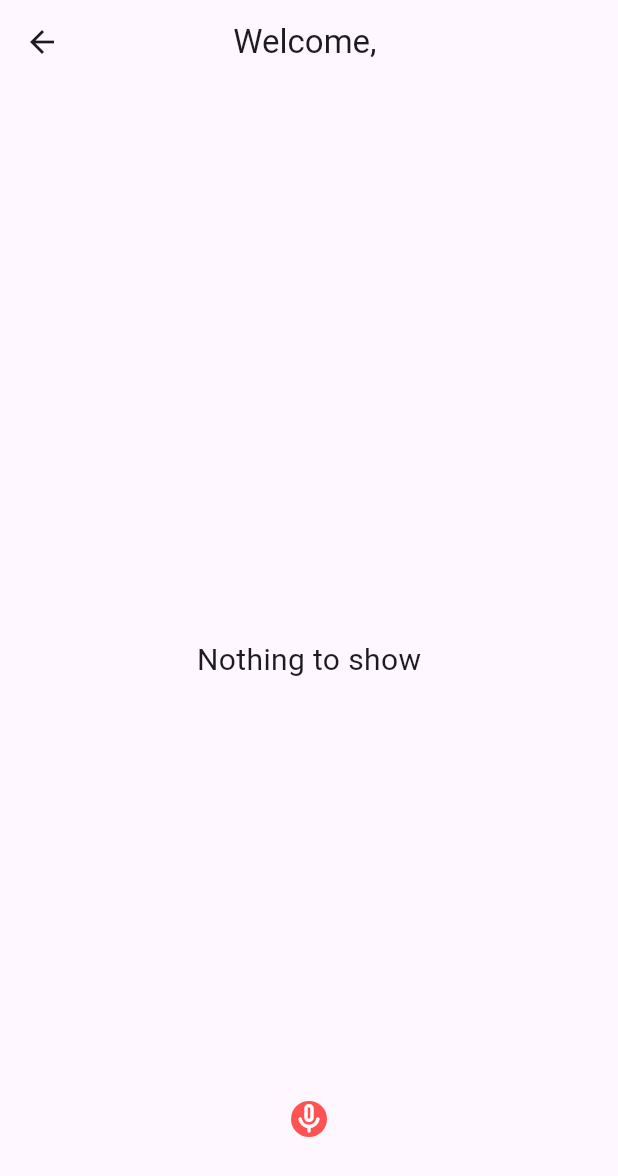
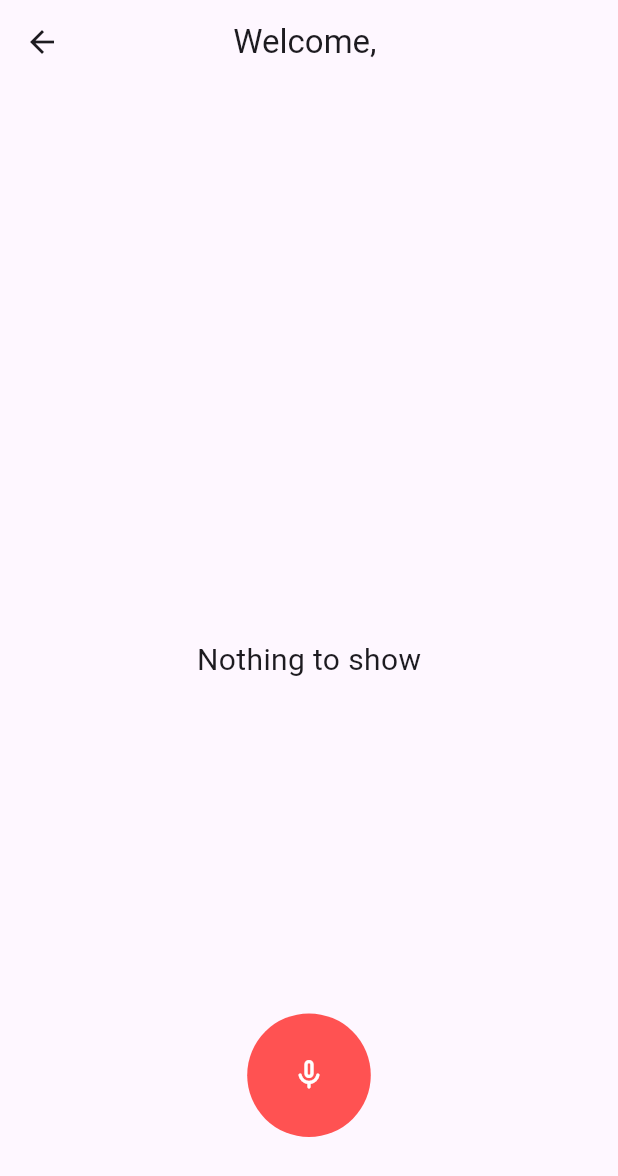
Before and after one commit to Dragorrik/Chat-App, a Flutter app: the HomeView screen opened by its route, on a phone screen of 412 x 824 dp. Shown: the top 1176 px of the screen. Run offline on Flutter 3.47's test engine with Material 3 defaults, Android fonts, the phone set to English and light mode, and no system bars; drawn by our look-alikes of avatar_glow; our stand-ins replace firebase_auth, firebase_core, get, get_storage, speech_to_text; accounts and stored records are empty.

Commit message:
Successfully added voice as text

```diff
--- a/lib/app/modules/home/views/home_view.dart
+++ b/lib/app/modules/home/views/home_view.dart
@@ -7,6 +7,7 @@ import '../controllers/home_controller.dart';
 
 class HomeView extends GetView<HomeController> {
   const HomeView({super.key});
+
   @override
   Widget build(BuildContext context) {
     return Scaffold(
@@ -14,16 +15,24 @@ class HomeView extends GetView<HomeController> {
         title: Obx(() => Text('Welcome, ${controller.userName}')),
         centerTitle: true,
       ),
-      body: Center(
-        child: Obx(
-          () {
-            return Text(
-              controller.text.value,
-              style: TextStyle(fontSize: 20),
-            );
-          },
-        ),
-      ),
+      body: Obx(() {
+        return controller.voiceList.isEmpty
+            ? Center(
+                child: Text(
+                  "Nothing to show",
+                  style: TextStyle(fontSize: 20),
+                ),
+              )
+            : ListView.builder(
+                itemCount: controller.voiceList.length,
+                itemBuilder: (context, index) {
+                  final voice = controller.voiceList[index];
+                  return ListTile(
+                    title: Text(voice),
+                  );
+                },
+              );
+      }),
       floatingActionButtonLocation: FloatingActionButtonLocation.centerFloat,
       floatingActionButton: Padding(
         padding: EdgeInsets.only(bottom: 50),
@@ -33,15 +42,14 @@ class HomeView extends GetView<HomeController> {
             glowColor: Colors.redAccent,
             child: GestureDetector(
               onTapDown: (value) {
-                controller.startRecord.value = true;
-                controller.recognizedWords();
+                controller.startRecording();
               },
               onTapUp: (value) {
-                controller.startRecord.value = false;
-                controller.speechToText.stop();
+                controller.stopRecording();
               },
               child: Container(
-                width: double.infinity,
+                height: MediaQuery.of(context).size.height * 0.1,
+                width: MediaQuery.of(context).size.height * 0.1,
                 decoration: BoxDecoration(
                   shape: BoxShape.circle,
                   color: Colors.redAccent,
--- a/lib/app/modules/login_page/controllers/login_page_controller.dart
+++ b/lib/app/modules/login_page/controllers/login_page_controller.dart
@@ -11,7 +11,6 @@ class LoginPageController extends GetxController {
 
   @override
   void onInit() {
-    // TODO: implement onInit
     super.onInit();
 
     emailController.text = "gg@gmail.com";
```
Also changed, not shown: lib/app/modules/home/controllers/home_controller.dart (+33 -3 lines).
